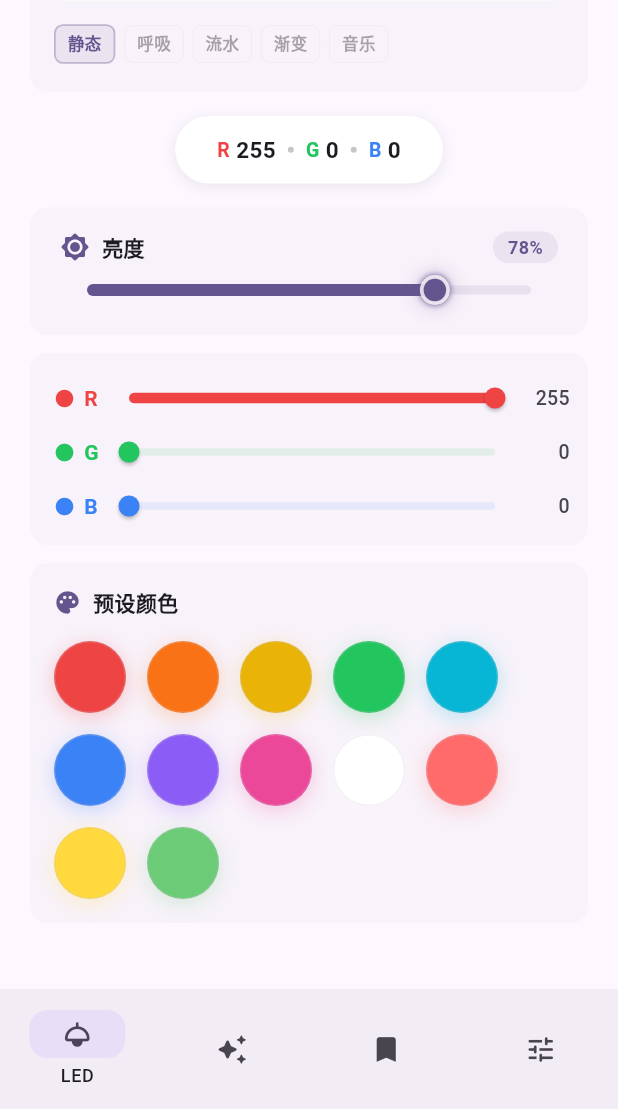
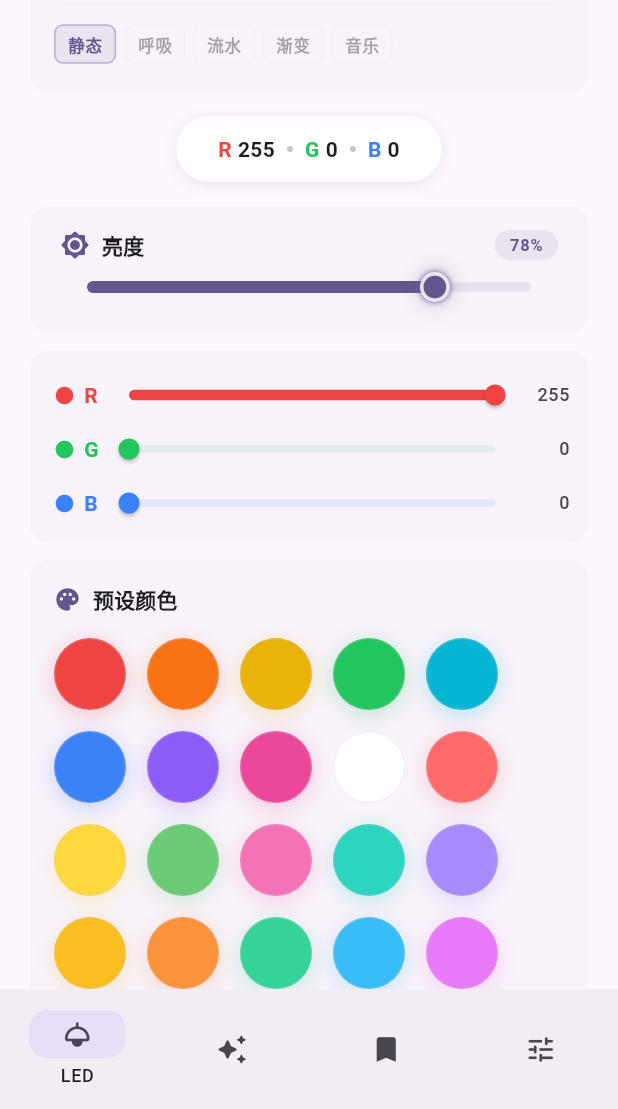
Before and after one commit to DeliciousBuding/fpga-electronic-measurement-labs, a Flutter app: the screen it shows after launch, scrolled down 289 dp, on a phone screen of 412 x 824 dp, the part 127-1236 px from its top. Run offline on Flutter 3.47's test engine with Material 3 defaults, Android fonts, the phone set to English and light mode, and no system bars; drawn by our look-alikes of dynamic_color; our stand-ins replace flutter_blue_plus, flutter_riverpod, logger, shared_preferences; Roboto replaces fonts that are missing (MiSans).

Commit message:
feat(ui): gradient 动画 + 预设色扩展 + 场景命名 + M3 TextTheme 全面对齐
LED strip animation:
- gradient mode (3): HSV 彩虹色环循环，匹配 FPGA gradient_engine 行为
- flow mode (2): 单灯精确位置 + 软拖尾，对齐 FPGA 1<<pos 模式
- breath mode (1): 不变，已对齐

Presets: 12 → 20 色，新增珊瑚/薄荷/薰衣草/琥珀/橘/翠/天蓝/洋红

Scene tab: 8 场景改为主题命名（日暮/极光/霓虹/烈焰/森林/深海/暖阳/电光）

M3 TextTheme 全面对齐:
- EffectTab 标题/描述/状态标签
- SliderCard 标签/百分比
- LedStrip 标题/亮度
- ModeBadge 标签
- RgbDisplay Chip
- SliverRow 数值
- PresetColors 标题

Co-Authored-By: Claude <noreply@anthropic.com>

```diff
--- a/app/lib/pages/main_shell.dart
+++ b/app/lib/pages/main_shell.dart
@@ -220,16 +220,25 @@ class _LedStripState extends State<_LedStrip> with SingleTickerProviderStateMixi
     final c = Color.fromARGB(255, (base.r * bf).round().clamp(0, 255), (base.g * bf).round().clamp(0, 255), (base.b * bf).round().clamp(0, 255));
 
     switch (widget.mode) {
-      case 1: // breath
+      case 1: // breath — all LEDs breathe together
         final v = (_anim.value * 2 * math.pi);
         final sin = (0.5 + 0.5 * math.sin(v)).clamp(0.0, 1.0);
         return Color.fromARGB(255, (c.r * sin).round(), (c.g * sin).round(), (c.b * sin).round());
-      case 2: // flow
-        final shift = (_anim.value * 8 + index) % 8;
-        final dist = (shift - 4).abs();
-        final f = (1.0 - dist / 5.0).clamp(0.0, 1.0);
+
+      case 2: // flow — single lit LED with soft trail (FPGA: 1 << pos)
+        final t = _anim.value * 8;
+        final pos = t % 8;
+        final dist = (pos - index).abs();
+        final wrapped = (8 - dist).abs();
+        final minDist = dist < wrapped ? dist : wrapped;
+        final f = (1.0 - minDist / 2.5).clamp(0.0, 1.0);
         return Color.fromARGB(255, (c.r * f).round(), (c.g * f).round(), (c.b * f).round());
-      default:
+
+      case 3: // gradient — all LEDs same rainbow color (FPGA: gradient_engine)
+        final hue = (_anim.value * 360) % 360;
+        return HSVColor.fromAHSV(1.0, hue, 1.0, bf).toColor();
+
+      default: // static
         return c;
     }
   }
@@ -245,7 +254,7 @@ class _LedStripState extends State<_LedStrip> with SingleTickerProviderStateMixi
         shape: RoundedRectangleBorder(borderRadius: BorderRadius.circular(12)),
         margin: EdgeInsets.zero,
         child: Padding(padding: const EdgeInsets.fromLTRB(16, 20, 16, 16), child: Column(children: [
-          Row(children: [Icon(Icons.light_rounded, size: 18, color: cs.primary), const SizedBox(width: 8), Text('LED 灯带', style: TextStyle(fontWeight: FontWeight.w600, fontSize: 14, color: cs.onSurface)), const Spacer(), Badge(backgroundColor: baseColor, label: Text('${widget.brightness}', style: const TextStyle(fontWeight: FontWeight.w700, fontSize: 11, color: Colors.white))), const SizedBox(width: 8), Text('亮度', style: TextStyle(fontSize: 12, color: cs.onSurfaceVariant))]),
+          Row(children: [Icon(Icons.light_rounded, size: 18, color: cs.primary), const SizedBox(width: 8), Text('LED 灯带', style: Theme.of(context).textTheme.titleSmall?.copyWith(fontWeight: FontWeight.w600, color: cs.onSurface)), const Spacer(), Badge(backgroundColor: baseColor, label: Text('${widget.brightness}', style: const TextStyle(fontWeight: FontWeight.w700, fontSize: 11, color: Colors.white))), const SizedBox(width: 8), Text('亮度', style: Theme.of(context).textTheme.bodySmall?.copyWith(color: cs.onSurfaceVariant))]),
           const SizedBox(height: 14),
           Container(padding: const EdgeInsets.symmetric(horizontal: 12, vertical: 14), decoration: BoxDecoration(borderRadius: BorderRadius.circular(10), color: cs.surfaceContainerLowest, border: Border.all(color: cs.outlineVariant.withAlpha(40))), child: Column(children: [
             Row(spacing: 10, children: List.generate(4, (i) => _LedDot(color: _ledColor(i, baseColor), cs: cs))),
@@ -302,7 +311,7 @@ class _ModeBadge extends StatelessWidget {
     return AnimatedContainer(duration: const Duration(milliseconds: 300),
       padding: const EdgeInsets.symmetric(horizontal: 8, vertical: 4),
       decoration: BoxDecoration(borderRadius: BorderRadius.circular(6), color: active ? color.withAlpha(25) : Colors.transparent, border: Border.all(color: active ? color.withAlpha(80) : cs.outlineVariant.withAlpha(60), width: active ? 1.2 : 0.5)),
-      child: Text(label, style: TextStyle(fontSize: 11, fontWeight: FontWeight.w600, color: active ? color : cs.onSurfaceVariant.withAlpha(120))),
+      child: Text(label, style: Theme.of(context).textTheme.labelSmall?.copyWith(fontWeight: FontWeight.w600, color: active ? color : cs.onSurfaceVariant.withAlpha(120))),
     );
   }
 }
@@ -329,11 +338,14 @@ class _Chip extends StatelessWidget {
   final String label; final int value; final Color color;
   const _Chip({required this.label, required this.value, required this.color});
   @override
-  Widget build(BuildContext context) => Row(mainAxisSize: MainAxisSize.min, children: [
-    Text(label, style: TextStyle(fontWeight: FontWeight.w700, fontSize: 13, color: color)),
-    const SizedBox(width: 4),
-    Text('$value', style: TextStyle(fontWeight: FontWeight.w600, fontSize: 15, color: Theme.of(context).colorScheme.onSurface)),
-  ]);
+  Widget build(BuildContext context) {
+    final cs = Theme.of(context).colorScheme;
+    return Row(mainAxisSize: MainAxisSize.min, children: [
+      Text(label, style: Theme.of(context).textTheme.titleSmall?.copyWith(fontWeight: FontWeight.w700, color: color)),
+      const SizedBox(width: 4),
+      Text('$value', style: Theme.of(context).textTheme.bodyMedium?.copyWith(fontWeight: FontWeight.w600, color: cs.onSurface)),
+    ]);
+  }
 }
 
 class _SliderCard extends StatelessWidget {
@@ -345,7 +357,7 @@ class _SliderCard extends StatelessWidget {
     final pct = ((value - min) / (max - min) * 100).round();
     return Card(shape: RoundedRectangleBorder(borderRadius: BorderRadius.circular(12)),
       child: Padding(padding: const EdgeInsets.fromLTRB(20, 16, 20, 12), child: Column(crossAxisAlignment: CrossAxisAlignment.start, children: [
-        Row(children: [Icon(icon, size: 20, color: color), const SizedBox(width: 8), Text(label, style: TextStyle(fontWeight: FontWeight.w600, fontSize: 14, color: cs.onSurface)), const Spacer(), Container(padding: const EdgeInsets.symmetric(horizontal: 10, vertical: 2), decoration: BoxDecoration(borderRadius: BorderRadius.circular(12), color: color.withAlpha(25)), child: Text('$pct%', style: TextStyle(fontWeight: FontWeight.w700, fontSize: 12, color: color)))]),
+        Row(children: [Icon(icon, size: 20, color: color), const SizedBox(width: 8), Text(label, style: Theme.of(context).textTheme.titleSmall?.copyWith(fontWeight: FontWeight.w600, color: cs.onSurface)), const Spacer(), Container(padding: const EdgeInsets.symmetric(horizontal: 10, vertical: 2), decoration: BoxDecoration(borderRadius: BorderRadius.circular(12), color: color.withAlpha(25)), child: Text('$pct%', style: Theme.of(context).textTheme.labelSmall?.copyWith(fontWeight: FontWeight.w700, color: color)))]),
         SliderTheme(data: SliderThemeData(trackHeight: 6, thumbShape: _GlowThumb(color: color), activeTrackColor: color, inactiveTrackColor: color.withAlpha(30), thumbColor: color, overlayColor: color.withAlpha(20), overlayShape: const RoundSliderOverlayShape(overlayRadius: 18)), child: Slider(value: value, min: min, max: max, onChanged: onChanged)),
       ])),
     );
@@ -388,7 +400,7 @@ class _SliverRow extends StatelessWidget {
     return Row(children: [
       SizedBox(width: 36, child: Row(children: [Icon(icon, size: 14, color: color), const SizedBox(width: 6), Text(label, style: TextStyle(fontWeight: FontWeight.w700, fontSize: 14, color: color))])),
       Expanded(child: SliderTheme(data: SliderThemeData(trackHeight: 5, thumbShape: RoundSliderThumbShape(enabledThumbRadius: 7), activeTrackColor: color, inactiveTrackColor: color.withAlpha(25), thumbColor: color, overlayColor: color.withAlpha(20), overlayShape: const RoundSliderOverlayShape(overlayRadius: 14)), child: Slider(value: value.toDouble(), min: 0, max: 255, onChanged: (x) => onChanged(x.round())))),
-      SizedBox(width: 36, child: Text('$value', textAlign: TextAlign.end, style: TextStyle(fontSize: 13, fontWeight: FontWeight.w500, color: cs.onSurfaceVariant))),
+      SizedBox(width: 36, child: Text('$value', textAlign: TextAlign.end, style: Theme.of(context).textTheme.bodySmall?.copyWith(fontWeight: FontWeight.w500, color: cs.onSurfaceVariant))),
     ]);
   }
 }
@@ -401,7 +413,7 @@ class _PresetColors extends StatelessWidget {
     final sel = _findPresetIndex(r, g, b);
     return Card(shape: RoundedRectangleBorder(borderRadius: BorderRadius.circular(12)),
       child: Padding(padding: const EdgeInsets.all(16), child: Column(crossAxisAlignment: CrossAxisAlignment.start, children: [
-        Row(children: [Icon(Icons.palette_rounded, size: 18, color: cs.primary), const SizedBox(width: 8), Text('预设颜色', style: TextStyle(fontWeight: FontWeight.w600, fontSize: 14, color: cs.onSurface))]),
+        Row(children: [Icon(Icons.palette_rounded, size: 18, color: cs.primary), const SizedBox(width: 8), Text('预设颜色', style: Theme.of(context).textTheme.titleSmall?.copyWith(fontWeight: FontWeight.w600, color: cs.onSurface))]),
         const SizedBox(height: 16),
         Wrap(spacing: 14, runSpacing: 14, children: List.generate(presetColors.length, (i) {
           final e = presetColors[i]; final cl = Color(e.$1);
@@ -457,11 +469,11 @@ class _EffectTab extends ConsumerWidget {
                   AnimatedContainer(duration: const Duration(milliseconds: 300), width: 52, height: 52, decoration: BoxDecoration(borderRadius: BorderRadius.circular(10), color: sel ? m.$5.withAlpha(30) : cs.surfaceContainerLowest), child: Icon(m.$3, color: disabled ? cs.onSurfaceVariant.withAlpha(60) : (sel ? m.$5 : cs.onSurfaceVariant), size: 28)),
                   const SizedBox(width: 16),
                   Expanded(child: Column(crossAxisAlignment: CrossAxisAlignment.start, children: [
-                    Text(m.$2, style: TextStyle(fontWeight: FontWeight.w600, fontSize: 16, color: disabled ? cs.onSurfaceVariant.withAlpha(80) : (sel ? cs.onPrimaryContainer : cs.onSurface))),
+                    Text(m.$2, style: Theme.of(context).textTheme.titleSmall?.copyWith(fontWeight: FontWeight.w600, color: disabled ? cs.onSurfaceVariant.withAlpha(80) : (sel ? cs.onPrimaryContainer : cs.onSurface))),
                     const SizedBox(height: 2),
-                    Text(m.$4, style: TextStyle(fontSize: 13, color: disabled ? cs.onSurfaceVariant.withAlpha(60) : (sel ? cs.onPrimaryContainer.withAlpha(180) : cs.onSurfaceVariant))),
+                    Text(m.$4, style: Theme.of(context).textTheme.bodySmall?.copyWith(color: disabled ? cs.onSurfaceVariant.withAlpha(60) : (sel ? cs.onPrimaryContainer.withAlpha(180) : cs.onSurfaceVariant))),
                   ])),
-                  if (disabled) Container(padding: const EdgeInsets.symmetric(horizontal: 8, vertical: 3), decoration: BoxDecoration(borderRadius: BorderRadius.circular(6), color: cs.outlineVariant.withAlpha(30)), child: Text('WIP', style: TextStyle(fontSize: 10, fontWeight: FontWeight.w700, color: cs.onSurfaceVariant.withAlpha(100))))
+                  if (disabled) Container(padding: const EdgeInsets.symmetric(horizontal: 8, vertical: 3), decoration: BoxDecoration(borderRadius: BorderRadius.circular(6), color: cs.outlineVariant.withAlpha(30)), child: Text('WIP', style: Theme.of(context).textTheme.labelSmall?.copyWith(fontWeight: FontWeight.w700, color: cs.onSurfaceVariant.withAlpha(100))))
                   else if (sel) Container(width: 28, height: 28, decoration: BoxDecoration(shape: BoxShape.circle, color: m.$5), child: const Icon(Icons.check_rounded, color: Colors.white, size: 18)),
                 ])),
               ),
@@ -485,8 +497,16 @@ class _SceneTab extends ConsumerWidget {
     final cs = Theme.of(context).colorScheme;
     final topPad = MediaQuery.of(context).padding.top + kToolbarHeight + 8;
 
-    final sceneIcons = [Icons.favorite_rounded, Icons.star_rounded, Icons.thumb_up_rounded, Icons.rocket_launch_rounded, Icons.emoji_emotions_rounded, Icons.local_fire_department_rounded, Icons.diamond_rounded, Icons.bolt_rounded];
-    final sceneColors = [0xFFEF4444, 0xFFF97316, 0xFFEAB308, 0xFF22C55E, 0xFF06B6D4, 0xFF3B82F6, 0xFF8B5CF6, 0xFFEC4899];
+    final scenes = [
+      (Icons.wb_twilight_rounded, Color(0xFFEF4444), '日暮'),
+      (Icons.auto_awesome_rounded, Color(0xFF06B6D4), '极光'),
+      (Icons.nightlife_rounded, Color(0xFF8B5CF6), '霓虹'),
+      (Icons.local_fire_department_rounded, Color(0xFFF97316), '烈焰'),
+      (Icons.forest_rounded, Color(0xFF22C55E), '森林'),
+      (Icons.water_drop_rounded, Color(0xFF38BDF8), '深海'),
+      (Icons.wb_sunny_rounded, Color(0xFFFBBF24), '暖阳'),
+      (Icons.bolt_rounded, Color(0xFFE879F9), '电光'),
+    ];
 
     return Scaffold(
       extendBodyBehindAppBar: true,
@@ -499,20 +519,21 @@ class _SceneTab extends ConsumerWidget {
           gridDelegate: const SliverGridDelegateWithFixedCrossAxisCount(crossAxisCount: 4, crossAxisSpacing: 12, mainAxisSpacing: 12, childAspectRatio: 0.82),
           itemCount: 8,
           itemBuilder: (_, i) {
-            final accent = Color(sceneColors[i]);
+            final scene = scenes[i];
+            final accent = scene.$2;
             final saved = s.sceneSaved.length > i && s.sceneSaved[i];
             return Card(shape: RoundedRectangleBorder(borderRadius: BorderRadius.circular(12), side: saved ? BorderSide(color: accent.withAlpha(120), width: 1.5) : BorderSide(color: cs.outlineVariant.withAlpha(60))),
               color: saved ? accent.withAlpha(15) : cs.surfaceContainerLow,
               child: InkWell(borderRadius: BorderRadius.circular(12),
                 onTap: () { ble.loadScene(i); Future.delayed(const Duration(milliseconds: 300), () => ble.queryStatus()); },
-                onLongPress: () { ble.saveScene(i); ref.read(deviceProvider.notifier).markSceneSaved(i); ScaffoldMessenger.of(context).showSnackBar(SnackBar(content: Text('已保存到场景 ${i+1}'), duration: const Duration(seconds: 1), behavior: SnackBarBehavior.floating)); },
+                onLongPress: () { ble.saveScene(i); ref.read(deviceProvider.notifier).markSceneSaved(i); ScaffoldMessenger.of(context).showSnackBar(SnackBar(content: Text('已保存「${scene.$3}」'), duration: const Duration(seconds: 1), behavior: SnackBarBehavior.floating)); },
                 child: Column(mainAxisAlignment: MainAxisAlignment.center, children: [
                   Stack(clipBehavior: Clip.none, children: [
-                    Container(width: 44, height: 44, decoration: BoxDecoration(borderRadius: BorderRadius.circular(10), color: accent.withAlpha(saved ? 40 : 25)), child: Icon(sceneIcons[i], color: accent, size: 24)),
+                    Container(width: 44, height: 44, decoration: BoxDecoration(borderRadius: BorderRadius.circular(10), color: accent.withAlpha(saved ? 40 : 25)), child: Icon(scene.$1, color: accent, size: 24)),
                     if (saved) Positioned(right: -2, top: -2, child: Container(width: 16, height: 16, decoration: BoxDecoration(shape: BoxShape.circle, color: accent), child: const Icon(Icons.check_rounded, color: Colors.white, size: 12))),
                   ]),
                   const SizedBox(height: 8),
-                  Text('场景 ${i+1}', style: TextStyle(fontSize: 11, fontWeight: FontWeight.w500, color: cs.onSurfaceVariant)),
+                  Text(scene.$3, style: Theme.of(context).textTheme.labelSmall?.copyWith(color: cs.onSurfaceVariant)),
                 ]),
               ),
             );
--- a/app/lib/utils/colors.dart
+++ b/app/lib/utils/colors.dart
@@ -1,6 +1,7 @@
 import 'dart:ui';
 
 const presetColors = [
+  // row 1 — basics
   (0xFFEF4444, '红'),
   (0xFFF97316, '橙'),
   (0xFFEAB308, '黄'),
@@ -9,10 +10,20 @@ const presetColors = [
   (0xFF3B82F6, '蓝'),
   (0xFF8B5CF6, '紫'),
   (0xFFEC4899, '粉'),
+  // row 2 — extended
   (0xFFFFFFFF, '白'),
   (0xFFFF6B6B, '暖红'),
   (0xFFFFD93D, '暖黄'),
   (0xFF6BCB77, '暖绿'),
+  (0xFFF472B6, '珊瑚'),
+  (0xFF2DD4BF, '薄荷'),
+  (0xFFA78BFA, '薰衣草'),
+  (0xFFFBBF24, '琥珀'),
+  // row 3 — moody
+  (0xFFFB923C, '橘'),
+  (0xFF34D399, '翠'),
+  (0xFF38BDF8, '天蓝'),
+  (0xFFE879F9, '洋红'),
 ];
 
 Color fromRGB(int r, int g, int b) => Color.fromARGB(255, r, g, b);
```
